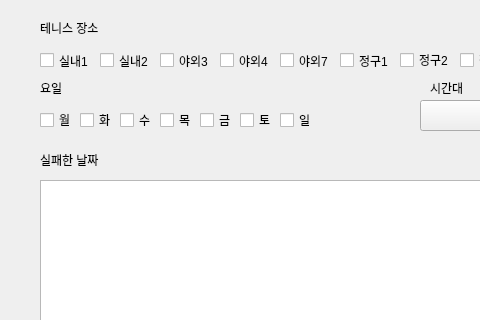
Qt form mainWindow.ui (suitable8111/auto_reserve_tennis) before a commit; both pictures show x 0 to 480 and y 0 to 320 of the 648 by 587 pixel window.
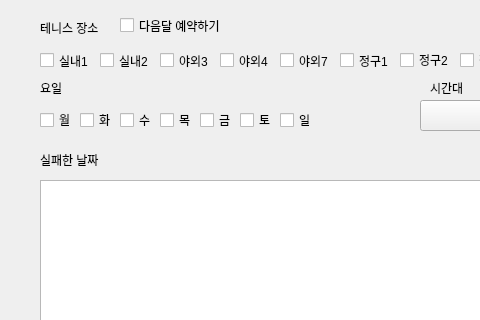
The same form after that commit.

Commit message: [BUGFIX] 정구쪽 안되는 거 수정 및 다음달꺼 예약가능하는 버튼 추가

Patch:
```diff
--- a/mainWindow.ui
+++ b/mainWindow.ui
@@ -329,6 +329,19 @@
     <string>야외7</string>
    </property>
   </widget>
+  <widget class="QCheckBox" name="next_month_chk_box">
+   <property name="geometry">
+    <rect>
+     <x>120</x>
+     <y>10</y>
+     <width>111</width>
+     <height>31</height>
+    </rect>
+   </property>
+   <property name="text">
+    <string>다음달 예약하기</string>
+   </property>
+  </widget>
  </widget>
  <resources/>
  <connections/>
```
The commit also changes 6 other files.
